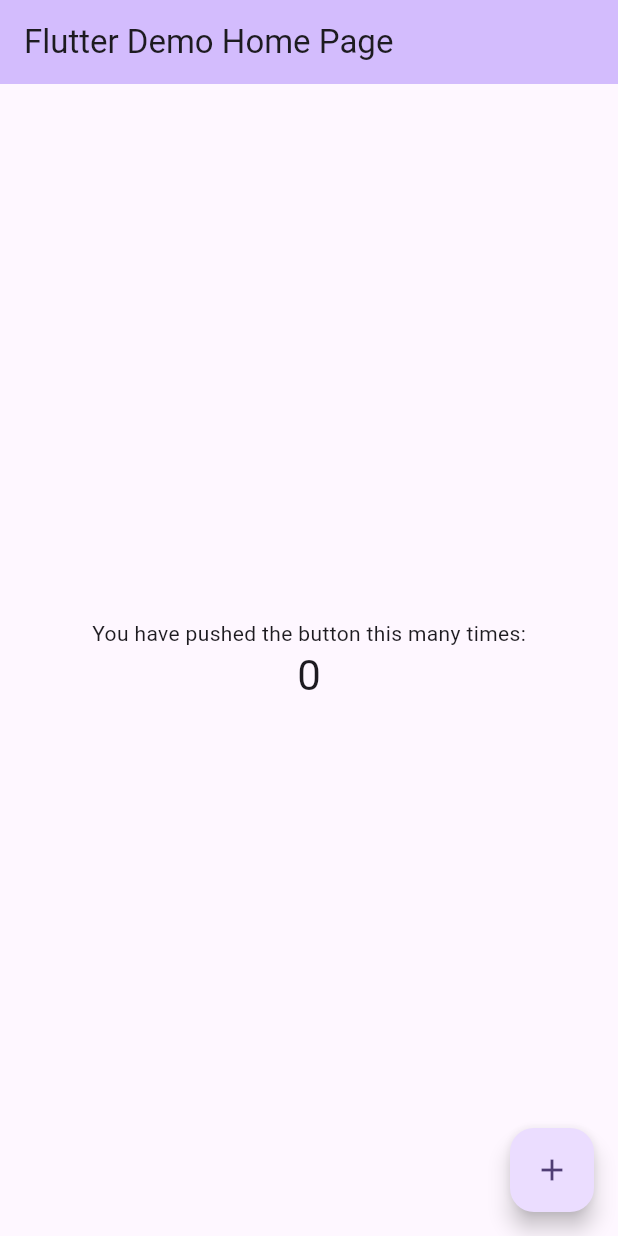
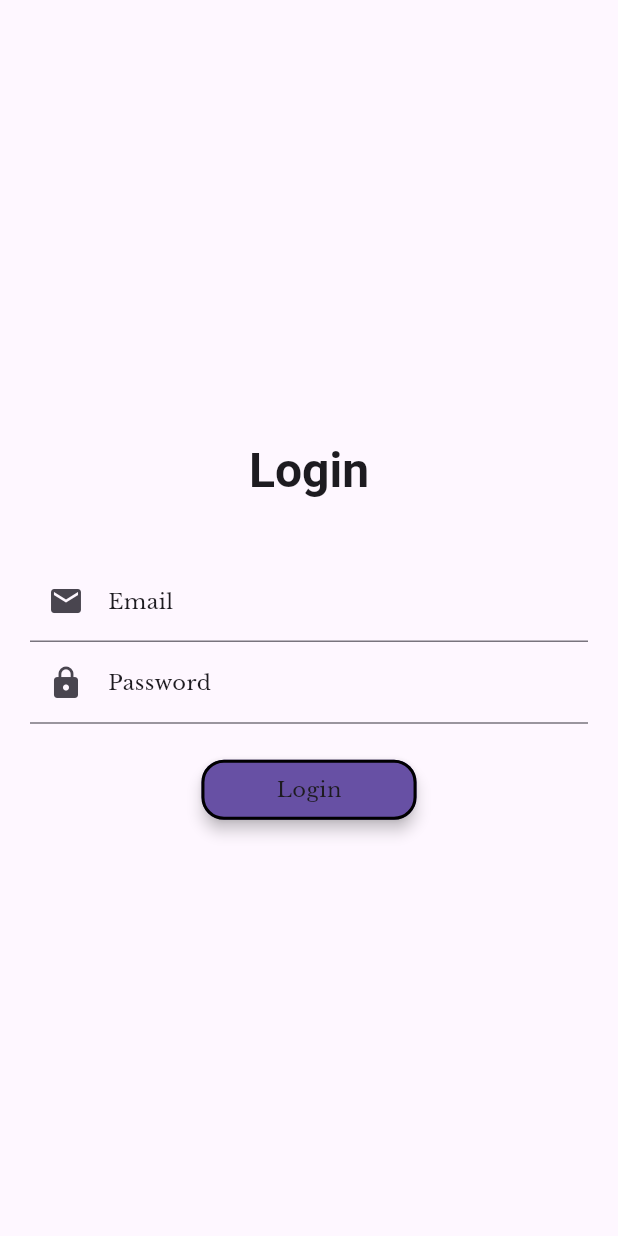
Before and after one commit to cyph3r-exe/foodallergyapp, a Flutter app: the screen it shows after launch, on a phone screen of 412 x 824 dp. Run offline on Flutter 3.47's test engine with Material 3 defaults, Android fonts, the phone set to English and light mode, and no system bars; our stand-ins replace google_fonts.

Commit message:
Add login/signup functionality with UI components and routing

```diff
--- /dev/null
+++ b/lib/components/buttons.dart
@@ -0,0 +1,23 @@
+import 'package:flutter/material.dart';
+
+Widget commonbutton(BuildContext context, String text, VoidCallback onPressed) {
+  return ElevatedButton(
+    onPressed: onPressed,
+    style: ElevatedButton.styleFrom(
+      padding: const EdgeInsets.only(left: 50, right: 50),
+      shape: RoundedRectangleBorder(
+        borderRadius: BorderRadius.circular(15),
+      ),
+      backgroundColor: Theme.of(context).primaryColor,
+      side: const BorderSide(
+        width: 2,
+      ),
+      elevation: 4,
+    ),
+    child: Text(
+      text,
+      style: Theme.of(context).textTheme.bodyMedium,
+
+    ),
+  );
+}
--- /dev/null
+++ b/lib/components/textentry.dart
@@ -0,0 +1,14 @@
+import 'package:flutter/material.dart';
+
+Widget textentry(BuildContext context, String label, bool obscure,
+    TextEditingController controller, IconData? prefixIcon) {
+  return TextField(
+    obscureText: obscure,
+    controller: controller,
+    decoration: InputDecoration(
+      labelText: label,
+      labelStyle: Theme.of(context).textTheme.bodyMedium,
+      prefixIcon: Icon(prefixIcon),
+    ),
+  );
+}
--- a/lib/main.dart
+++ b/lib/main.dart
@@ -1,125 +1,54 @@
 import 'package:flutter/material.dart';
+import 'package:foodallergy/pages/home.dart';
+import 'package:foodallergy/pages/loginsignup.dart';
+import 'package:google_fonts/google_fonts.dart';
 
 void main() {
-  runApp(const MyApp());
+  runApp(MyApp());
 }
 
 class MyApp extends StatelessWidget {
   const MyApp({super.key});
-
-  // This widget is the root of your application.
   @override
   Widget build(BuildContext context) {
     return MaterialApp(
-      title: 'Flutter Demo',
-      theme: ThemeData(
-        // This is the theme of your application.
-        //
-        // TRY THIS: Try running your application with "flutter run". You'll see
-        // the application has a purple toolbar. Then, without quitting the app,
-        // try changing the seedColor in the colorScheme below to Colors.green
-        // and then invoke "hot reload" (save your changes or press the "hot
-        // reload" button in a Flutter-supported IDE, or press "r" if you used
-        // the command line to start the app).
-        //
-        // Notice that the counter didn't reset back to zero; the application
-        // state is not lost during the reload. To reset the state, use hot
-        // restart instead.
-        //
-        // This works for code too, not just values: Most code changes can be
-        // tested with just a hot reload.
-        colorScheme: ColorScheme.fromSeed(seedColor: Colors.deepPurple),
-        useMaterial3: true,
+      debugShowCheckedModeBanner: false,
+      title: 'Food Recommendations',
+      home: LoginSignUp(),
+      routes: {
+        '/login': (context) => const LoginSignUp(),
+        '/home': (context) => const HomePage(),
+      },
+
+      //Theme data
+      theme:    ThemeData(
+        textTheme: TextTheme(
+          headlineLarge: GoogleFonts.fjallaOne(
+            fontSize: 32,
+            fontWeight: FontWeight.bold,
+          ),
+          headlineMedium: GoogleFonts.fjallaOne(
+            fontSize: 24,
+            fontWeight: FontWeight.bold,
+          ),
+          headlineSmall: GoogleFonts.fjallaOne(
+            fontSize: 18,
+            fontWeight: FontWeight.bold,
+          ),
+          bodyLarge: GoogleFonts.libreBaskerville(
+            fontSize: 16,
+            fontWeight: FontWeight.normal,
+          ),
+          bodyMedium: GoogleFonts.libreBaskerville(
+            fontSize: 14,
+            fontWeight: FontWeight.normal,
+          ),
+          bodySmall: GoogleFonts.libreBaskerville(
+            fontSize: 12,
+            fontWeight: FontWeight.normal,
+          ),
+        ),
       ),
-      home: const MyHomePage(title: 'Flutter Demo Home Page'),
     );
   }
 }
-
-class MyHomePage extends StatefulWidget {
-  const MyHomePage({super.key, required this.title});
-
-  // This widget is the home page of your application. It is stateful, meaning
-  // that it has a State object (defined below) that contains fields that affect
-  // how it looks.
-
-  // This class is the configuration for the state. It holds the values (in this
-  // case the title) provided by the parent (in this case the App widget) and
-  // used by the build method of the State. Fields in a Widget subclass are
-  // always marked "final".
-
-  final String title;
-
-  @override
-  State<MyHomePage> createState() => _MyHomePageState();
-}
-
-class _MyHomePageState extends State<MyHomePage> {
-  int _counter = 0;
-
-  void _incrementCounter() {
-    setState(() {
-      // This call to setState tells the Flutter framework that something has
-      // changed in this State, which causes it to rerun the build method below
-      // so that the display can reflect the updated values. If we changed
-      // _counter without calling setState(), then the build method would not be
-      // called again, and so nothing would appear to happen.
-      _counter++;
-    });
-  }
-
-  @override
-  Widget build(BuildContext context) {
-    // This method is rerun every time setState is called, for instance as done
-    // by the _incrementCounter method above.
-    //
-    // The Flutter framework has been optimized to make rerunning build methods
-    // fast, so that you can just rebuild anything that needs updating rather
-    // than having to individually change instances of widgets.
-    return Scaffold(
-      appBar: AppBar(
-        // TRY THIS: Try changing the color here to a specific color (to
-        // Colors.amber, perhaps?) and trigger a hot reload to see the AppBar
-        // change color while the other colors stay the same.
-        backgroundColor: Theme.of(context).colorScheme.inversePrimary,
-        // Here we take the value from the MyHomePage object that was created by
-        // the App.build method, and use it to set our appbar title.
-        title: Text(widget.title),
-      ),
-      body: Center(
-        // Center is a layout widget. It takes a single child and positions it
-        // in the middle of the parent.
-        child: Column(
-          // Column is also a layout widget. It takes a list of children and
-          // arranges them vertically. By default, it sizes itself to fit its
-          // children horizontally, and tries to be as tall as its parent.
-          //
-          // Column has various properties to control how it sizes itself and
-          // how it positions its children. Here we use mainAxisAlignment to
-          // center the children vertically; the main axis here is the vertical
-          // axis because Columns are vertical (the cross axis would be
-          // horizontal).
-          //
-          // TRY THIS: Invoke "debug painting" (choose the "Toggle Debug Paint"
-          // action in the IDE, or press "p" in the console), to see the
-          // wireframe for each widget.
-          mainAxisAlignment: MainAxisAlignment.center,
-          children: <Widget>[
-            const Text(
-              'You have pushed the button this many times:',
-            ),
-            Text(
-              '$_counter',
-              style: Theme.of(context).textTheme.headlineMedium,
-            ),
-          ],
-        ),
-      ),
-      floatingActionButton: FloatingActionButton(
-        onPressed: _incrementCounter,
-        tooltip: 'Increment',
-        child: const Icon(Icons.add),
-      ), // This trailing comma makes auto-formatting nicer for build methods.
-    );
-  }
-}
--- /dev/null
+++ b/lib/pages/home.dart
@@ -0,0 +1,27 @@
+import 'package:flutter/material.dart';
+
+class HomePage extends StatefulWidget {
+  const HomePage({super.key});
+
+  @override
+  State<HomePage> createState() => _HomePageState();
+}
+
+class _HomePageState extends State<HomePage> {
+  @override
+  Widget build(BuildContext context) {
+    return Scaffold(
+      body: Center(
+        child: Column(
+          mainAxisAlignment: MainAxisAlignment.center,
+          children: const [
+            Text(
+              'Welcome to the Home Page',
+              style: TextStyle(fontSize: 24),
+            ),
+          ],
+        ),
+      ),
+    );
+  }
+}
--- /dev/null
+++ b/lib/pages/loginsignup.dart
@@ -0,0 +1,50 @@
+import 'package:flutter/material.dart';
+import 'package:foodallergy/components/buttons.dart';
+import 'package:foodallergy/components/textentry.dart';
+
+class LoginSignUp extends StatefulWidget {
+  const LoginSignUp({super.key});
+
+  @override
+  State<LoginSignUp> createState() => _LoginSignUpState();
+}
+
+class _LoginSignUpState extends State<LoginSignUp> {
+
+    void onPressed () {
+    print('Button Pressed');
+    Navigator.pushNamed(context, '/home');
+
+  }
+
+  @override
+  Widget build(BuildContext context) {
+    return Scaffold(
+      body: Center(
+          child: Column(
+        mainAxisAlignment: MainAxisAlignment.center,
+        children: [
+          Container(
+            padding: EdgeInsets.all(20),
+            child: Text(
+              'Login',
+              style: Theme.of(context).textTheme.headlineLarge,
+            ),
+          ),
+          Container(
+              padding: EdgeInsets.all(20),
+              child: Column(
+                children: [
+                  textentry(context, 'Email', false, TextEditingController(),
+                      Icons.email),
+                  textentry(context, 'Password', true, TextEditingController(),
+                      Icons.lock),
+                ],
+              )
+          ),
+          commonbutton(context, 'Login', onPressed)
+        ],
+      )),
+    );
+  }
+}
--- a/pubspec.yaml
+++ b/pubspec.yaml
@@ -34,6 +34,8 @@ dependencies:
   # The following adds the Cupertino Icons font to your application.
   # Use with the CupertinoIcons class for iOS style icons.
   cupertino_icons: ^1.0.8
+  google_fonts: ^6.2.1
+  url_launcher: ^6.3.1
 
 dev_dependencies:
   flutter_test:
@@ -45,6 +47,7 @@ dev_dependencies:
   # package. See that file for information about deactivating specific lint
   # rules and activating additional ones.
   flutter_lints: ^5.0.0
+
 
 # For information on the generic Dart part of this file, see the
 # following page: https://dart.dev/tools/pub/pubspec
```
Also changed, not shown: pubspec.lock.
